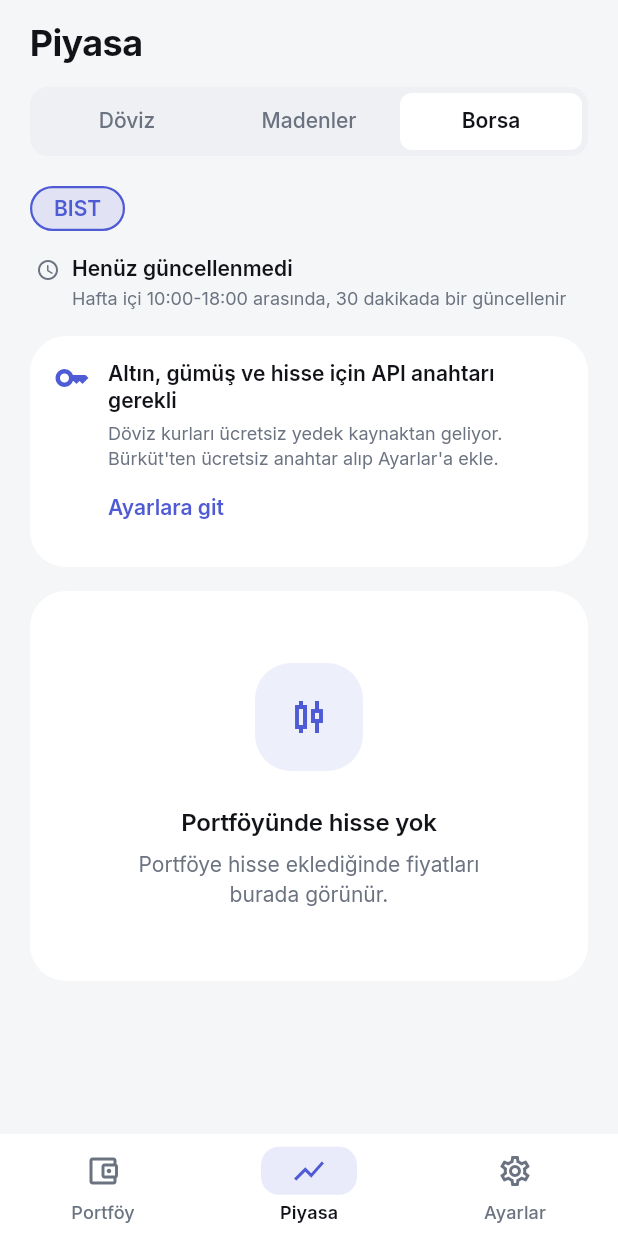
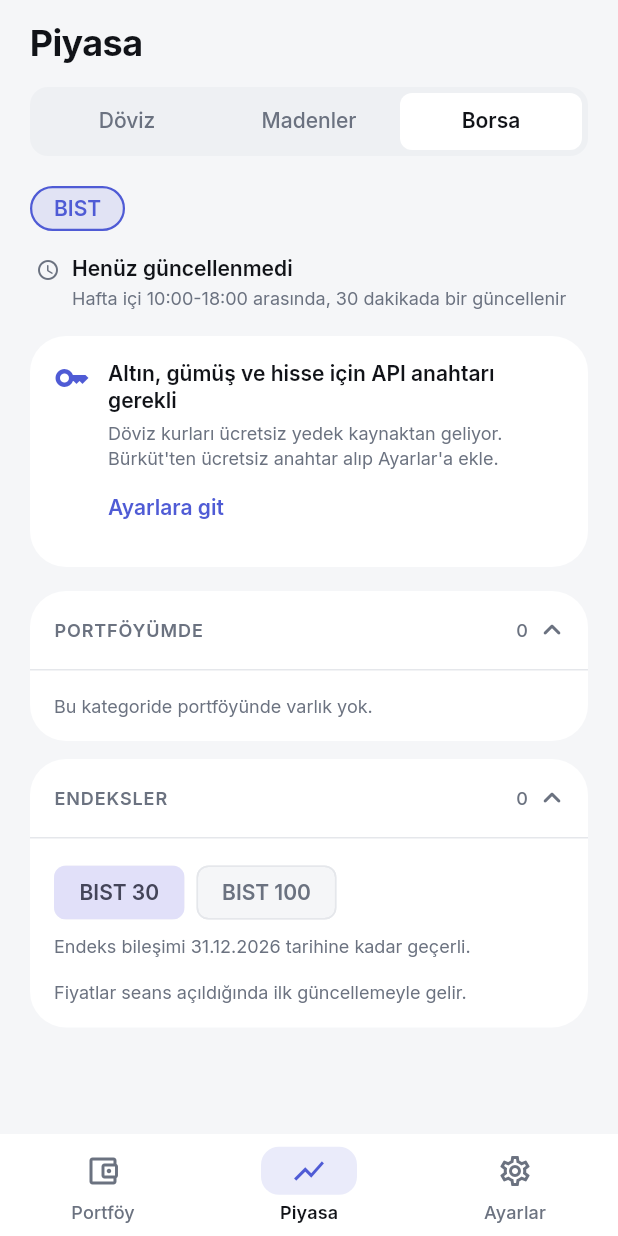
Before and after one commit to oomerkaya/Capira, a Flutter app: the MarketScreen screen opened by its route, tab 3 chosen, on a phone screen of 412 x 824 dp. Run offline on Flutter 3.47's test engine with Material 3 defaults, Android fonts, the phone set to English and light mode, and no system bars; our stand-ins replace decimal, dio, drift, drift_flutter, flutter_riverpod, flutter_secure_storage and 1 more; accounts and stored records are empty; generated files the repository leaves out were written again.

Commit message:
Split market lists into held and all instruments

```diff
--- a/lib/core/l10n/arb/app_tr.arb
+++ b/lib/core/l10n/arb/app_tr.arb
@@ -235,5 +235,36 @@
         "type": "String"
       }
     }
+  },
+  "marketSectionMine": "Portföyümde",
+  "marketSectionAll": "Tümü",
+  "marketSectionIndices": "Endeksler",
+  "marketBist30": "BIST 30",
+  "marketBist100": "BIST 100",
+  "marketNoHoldingsInCategory": "Bu kategoride portföyünde varlık yok.",
+  "marketIndexNoPrices": "Fiyatlar seans açıldığında ilk güncellemeyle gelir.",
+  "marketIndexValidUntil": "Endeks bileşimi {date} tarihine kadar geçerli.",
+  "@marketIndexValidUntil": {
+    "placeholders": {
+      "date": {
+        "type": "String"
+      }
+    }
+  },
+  "marketIndexOutdated": "Endeks listesi {date} tarihli, güncel olmayabilir.",
+  "@marketIndexOutdated": {
+    "placeholders": {
+      "date": {
+        "type": "String"
+      }
+    }
+  },
+  "marketCount": "{count}",
+  "@marketCount": {
+    "placeholders": {
+      "count": {
+        "type": "String"
+      }
+    }
   }
 }
--- /dev/null
+++ b/lib/core/widgets/collapsible_section.dart
@@ -0,0 +1,123 @@
+import 'package:flutter/material.dart';
+import 'package:vestra/core/theme/app_tokens.dart';
+import 'package:vestra/core/utils/formatters.dart';
+import 'package:vestra/core/widgets/app_card.dart';
+
+/// Card with a tappable header that expands/collapses its [child].
+///
+/// The open/closed state survives tab switches via [PageStorage] when a
+/// [storageKey] is given.
+class CollapsibleSection extends StatefulWidget {
+  const CollapsibleSection({
+    required this.title,
+    required this.child,
+    this.trailing,
+    this.initiallyExpanded = true,
+    this.storageKey,
+    super.key,
+  });
+
+  final String title;
+
+  /// Shown next to the chevron, e.g. an item count.
+  final String? trailing;
+  final Widget child;
+  final bool initiallyExpanded;
+  final String? storageKey;
+
+  @override
+  State<CollapsibleSection> createState() => _CollapsibleSectionState();
+}
+
+class _CollapsibleSectionState extends State<CollapsibleSection> {
+  late bool _expanded;
+
+  @override
+  void initState() {
+    super.initState();
+    final key = widget.storageKey;
+    final stored = key == null
+        ? null
+        : PageStorage.maybeOf(context)?.readState(context, identifier: key);
+    _expanded = stored is bool ? stored : widget.initiallyExpanded;
+  }
+
+  void _toggle() {
+    setState(() => _expanded = !_expanded);
+    final key = widget.storageKey;
+    if (key != null) {
+      PageStorage.maybeOf(
+        context,
+      )?.writeState(context, _expanded, identifier: key);
+    }
+  }
+
+  @override
+  Widget build(BuildContext context) {
+    final theme = Theme.of(context);
+    return AppCard(
+      padding: EdgeInsets.zero,
+      child: Column(
+        crossAxisAlignment: CrossAxisAlignment.stretch,
+        children: [
+          Semantics(
+            button: true,
+            expanded: _expanded,
+            child: InkWell(
+              onTap: _toggle,
+              child: Padding(
+                padding: const EdgeInsets.fromLTRB(
+                  AppSpacing.lg,
+                  AppSpacing.md + AppSpacing.xxs,
+                  AppSpacing.md,
+                  AppSpacing.md + AppSpacing.xxs,
+                ),
+                child: Row(
+                  children: [
+                    Expanded(
+                      child: Text(
+                        turkishUpperCase(widget.title),
+                        style: theme.textTheme.labelMedium?.copyWith(
+                          fontWeight: FontWeight.w600,
+                          letterSpacing: 0.6,
+                        ),
+                      ),
+                    ),
+                    if (widget.trailing != null)
+                      Text(
+                        widget.trailing!,
+                        style: theme.textTheme.labelMedium,
+                      ),
+                    const SizedBox(width: AppSpacing.xs),
+                    AnimatedRotation(
+                      turns: _expanded ? 0.5 : 0,
+                      duration: AppDurations.normal,
+                      child: Icon(
+                        Icons.expand_more_rounded,
+                        color: theme.colorScheme.onSurfaceVariant,
+                      ),
+                    ),
+                  ],
+                ),
+              ),
+            ),
+          ),
+          AnimatedSize(
+            duration: AppDurations.normal,
+            curve: Curves.easeOutCubic,
+            alignment: Alignment.topCenter,
+            child: _expanded
+                ? Column(
+                    crossAxisAlignment: CrossAxisAlignment.stretch,
+                    children: [
+                      const Divider(),
+                      widget.child,
+                    ],
+                  )
+                : const SizedBox(width: double.infinity),
+          ),
+        ],
+      ),
+    );
+  }
+}
--- /dev/null
+++ b/lib/features/market/domain/entities/bist_indices.dart
@@ -0,0 +1,32 @@
+/// BIST 30 / BIST 100 constituents for one index period, loaded from
+/// `assets/data/bist_indices.json` (Bürküt has no index data). Borsa
+/// İstanbul reviews the indices quarterly, so the file needs updating.
+class BistIndices {
+  const BistIndices({
+    required this.validUntil,
+    required this.bist30,
+    required this.bist100,
+  });
+
+  factory BistIndices.fromJson(Map<String, dynamic> json) => BistIndices(
+    validUntil: DateTime.parse(json['validUntil'] as String),
+    bist30: {for (final s in json['XU030'] as List<dynamic>) s as String},
+    bist100: {for (final s in json['XU100'] as List<dynamic>) s as String},
+  );
+
+  static final empty = BistIndices(
+    validUntil: DateTime(2000),
+    bist30: const {},
+    bist100: const {},
+  );
+
+  /// Last day of the period the lists were published for.
+  final DateTime validUntil;
+  final Set<String> bist30;
+  final Set<String> bist100;
+
+  /// True after [validUntil]: the composition may have changed.
+  bool isOutdated(DateTime now) => now.isAfter(
+    DateTime(validUntil.year, validUntil.month, validUntil.day + 1),
+  );
+}
--- a/lib/features/market/domain/providers/price_providers.dart
+++ b/lib/features/market/domain/providers/price_providers.dart
@@ -19,9 +19,10 @@ abstract interface class MetalPriceProvider {
   Future<Result<List<Quote>>> fetchPrices();
 }
 
-/// BIST stock prices for the given symbols (batched in one request).
+/// BIST stock prices in one request: the whole market when `symbols` is
+/// `null`, otherwise only those symbols.
 abstract interface class StockPriceProvider {
-  Future<Result<List<Quote>>> fetchQuotes(List<String> symbols);
+  Future<Result<List<Quote>>> fetchQuotes({List<String>? symbols});
 }
 
 /// The whole BIST stock list (symbol + name) for search.
--- a/lib/features/market/market_providers.dart
+++ b/lib/features/market/market_providers.dart
@@ -15,6 +15,7 @@ import 'package:vestra/features/market/data/providers/burkut_price_provider.dart
 import 'package:vestra/features/market/data/providers/frankfurter_fx_provider.dart';
 import 'package:vestra/features/market/data/repositories/market_repository_impl.dart';
 import 'package:vestra/features/market/data/repositories/stock_directory_repository_impl.dart';
+import 'package:vestra/features/market/domain/entities/bist_indices.dart';
 import 'package:vestra/features/market/domain/entities/market_calendar.dart';
 import 'package:vestra/features/market/domain/entities/quota_usage.dart';
 import 'package:vestra/features/market/domain/entities/quote.dart';
@@ -123,3 +124,29 @@ final stockListingsProvider = FutureProvider<List<StockListing>>((ref) async {
     Err(:final failure) => throw failure,
   };
 });
+
+/// BIST 30 / BIST 100 constituents from `assets/data/bist_indices.json`.
+final bistIndicesProvider = FutureProvider<BistIndices>((ref) async {
+  try {
+    final raw = await rootBundle.loadString('assets/data/bist_indices.json');
+    return BistIndices.fromJson(jsonDecode(raw) as Map<String, dynamic>);
+  } on Object catch (error) {
+    AppLogger.warning('bist indices unavailable: $error');
+    return BistIndices.empty;
+  }
+});
+
+enum BistIndex { bist30, bist100 }
+
+/// Which index the Borsa tab lists (kept while the app runs).
+final selectedBistIndexProvider =
+    NotifierProvider<SelectedBistIndex, BistIndex>(SelectedBistIndex.new);
+
+class SelectedBistIndex extends Notifier<BistIndex> {
+  @override
+  BistIndex build() => BistIndex.bist30;
+
+  // A setter would hide intent at call sites.
+  // ignore: use_setters_to_change_properties
+  void select(BistIndex index) => state = index;
+}
--- a/lib/features/market/presentation/widgets/market_category_tab.dart
+++ b/lib/features/market/presentation/widgets/market_category_tab.dart
@@ -7,8 +7,10 @@ import 'package:vestra/core/l10n/l10n.dart';
 import 'package:vestra/core/theme/app_tokens.dart';
 import 'package:vestra/core/utils/formatters.dart';
 import 'package:vestra/core/widgets/app_card.dart';
+import 'package:vestra/core/widgets/collapsible_section.dart';
 import 'package:vestra/core/widgets/empty_state.dart';
 import 'package:vestra/core/widgets/messages.dart';
+import 'package:vestra/features/market/domain/entities/bist_indices.dart';
 import 'package:vestra/features/market/domain/entities/market_calendar.dart';
 import 'package:vestra/features/market/domain/entities/quote.dart';
 import 'package:vestra/features/market/domain/services/refresh_policy.dart';
@@ -16,6 +18,7 @@ import 'package:vestra/features/market/market_providers.dart';
 import 'package:vestra/features/market/presentation/instrument_labels.dart';
 import 'package:vestra/features/market/presentation/price_refresh_controller.dart';
 import 'package:vestra/features/market/presentation/widgets/quote_tile.dart';
+import 'package:vestra/features/portfolio/portfolio_providers.dart';
 
 const String _settingsPath = '/settings';
 
@@ -30,18 +33,26 @@ class MarketCategoryTab extends ConsumerWidget {
   Widget build(BuildContext context, WidgetRef ref) {
     final l10n = context.l10n;
     final allQuotes = ref.watch(quotesProvider).value ?? const <Quote>[];
-    final held = ref.watch(heldStockSymbolsProvider).value ?? const {};
+    final heldInstruments = ref.watch(heldInstrumentsProvider);
     final refresh = ref.watch(priceRefreshControllerProvider);
     final hasKey = ref.watch(burkutKeyProvider).value != null;
     final calendar =
         ref.watch(marketCalendarProvider).value ?? MarketCalendar.empty;
 
-    final quotes = _quotesFor(allQuotes, held);
+    final quotes = _sorted([
+      for (final q in allQuotes)
+        if (QuoteCategory.of(q.instrument.type) == category) q,
+    ]);
+    final mine = [
+      for (final q in quotes)
+        if (heldInstruments.contains(q.instrument)) q,
+    ];
     final isStocks = category == QuoteCategory.stocks;
 
     return RefreshIndicator(
       onRefresh: () => _onPullToRefresh(context, ref, quotes, calendar),
       child: ListView(
+        key: PageStorageKey('market-${category.name}'),
         physics: const AlwaysScrollableScrollPhysics(),
         padding: const EdgeInsets.fromLTRB(
           AppSpacing.screen,
@@ -62,33 +73,35 @@ class MarketCategoryTab extends ConsumerWidget {
           ),
           ?_notice(l10n, refresh, hasKey: hasKey),
           const SizedBox(height: AppSpacing.lg),
-          if (quotes.isEmpty)
+          if (quotes.isEmpty && !isStocks)
             AppCard(
-              child: isStocks && held.isEmpty
-                  ? EmptyState(
-                      icon: Icons.candlestick_chart_outlined,
-                      title: l10n.marketStocksEmptyTitle,
-                      message: l10n.marketStocksEmptyMessage,
-                    )
-                  : EmptyState(
-                      icon: Icons.candlestick_chart_outlined,
-                      title: l10n.marketEmptyTitle,
-                      message: l10n.marketEmptyMessage,
-                    ),
+              child: EmptyState(
+                icon: Icons.candlestick_chart_outlined,
+                title: l10n.marketEmptyTitle,
+                message: l10n.marketEmptyMessage,
+              ),
             )
-          else
-            AppCard(
-              padding: const EdgeInsets.symmetric(vertical: AppSpacing.xs),
-              child: Column(
-                children: [
-                  for (final (i, quote) in quotes.indexed) ...[
-                    if (i > 0)
-                      const Divider(indent: 72, endIndent: AppSpacing.lg),
-                    QuoteTile(quote: quote),
-                  ],
-                ],
+          else ...[
+            CollapsibleSection(
+              title: l10n.marketSectionMine,
+              trailing: mine.length.toString(),
+              storageKey: 'market-${category.name}-mine',
+              child: mine.isEmpty
+                  ? _Hint(l10n.marketNoHoldingsInCategory)
+                  : _QuoteList(quotes: mine),
+            ),
+            const SizedBox(height: AppSpacing.md),
+            if (isStocks)
+              _IndexSection(quotes: quotes, initiallyExpanded: mine.isEmpty)
+            else
+              CollapsibleSection(
+                title: l10n.marketSectionAll,
+                trailing: quotes.length.toString(),
+                initiallyExpanded: mine.isEmpty,
+                storageKey: 'market-${category.name}-all',
+                child: _QuoteList(quotes: quotes),
               ),
-            ),
+          ],
         ],
       ),
     );
@@ -121,14 +134,8 @@ class MarketCategoryTab extends ConsumerWidget {
     messenger.showMessage(message);
   }
 
-  List<Quote> _quotesFor(List<Quote> all, Set<String> held) {
-    return [
-      for (final q in all)
-        if (QuoteCategory.of(q.instrument.type) == category)
-          if (category != QuoteCategory.stocks ||
-              held.contains(q.instrument.code))
-            q,
-    ]..sort((a, b) {
+  static List<Quote> _sorted(List<Quote> quotes) => quotes
+    ..sort((a, b) {
       final byOrder = instrumentOrder(
         a.instrument,
       ).compareTo(instrumentOrder(b.instrument));
@@ -138,7 +145,6 @@ class MarketCategoryTab extends ConsumerWidget {
           ? byType
           : a.instrument.code.compareTo(b.instrument.code);
     });
-  }
 
   Widget? _notice(
     AppLocalizations l10n,
@@ -352,3 +358,113 @@ class _ExchangeSelector extends StatelessWidget {
     );
   }
 }
+
+class _QuoteList extends StatelessWidget {
+  const _QuoteList({required this.quotes});
+
+  final List<Quote> quotes;
+
+  @override
+  Widget build(BuildContext context) {
+    return Column(
+      children: [
+        for (final (i, quote) in quotes.indexed) ...[
+          if (i > 0) const Divider(indent: 72, endIndent: AppSpacing.lg),
+          QuoteTile(quote: quote),
+        ],
+      ],
+    );
+  }
+}
+
+class _Hint extends StatelessWidget {
+  const _Hint(this.text);
+
+  final String text;
+
+  @override
+  Widget build(BuildContext context) => Padding(
+    padding: const EdgeInsets.all(AppSpacing.lg),
+    child: Text(text, style: Theme.of(context).textTheme.bodySmall),
+  );
+}
+
+/// BIST 30 / BIST 100 list with a selector. Constituents come from the
+/// bundled `bist_indices.json`; prices from the cached market snapshot.
+class _IndexSection extends ConsumerWidget {
+  const _IndexSection({required this.quotes, required this.initiallyExpanded});
+
+  final List<Quote> quotes;
+  final bool initiallyExpanded;
+
+  @override
+  Widget build(BuildContext context, WidgetRef ref) {
+    final l10n = context.l10n;
+    final theme = Theme.of(context);
+    final indices = ref.watch(bistIndicesProvider).value ?? BistIndices.empty;
+    final selected = ref.watch(selectedBistIndexProvider);
+    final members = selected == BistIndex.bist30
+        ? indices.bist30
+        : indices.bist100;
+    final listed = [
+      for (final q in quotes)
+        if (members.contains(q.instrument.code)) q,
+    ];
+    final until = indices.validUntil;
+    final date =
+        '${until.day.toString().padLeft(2, '0')}.'
+        '${until.month.toString().padLeft(2, '0')}.${until.year}';
+
+    return CollapsibleSection(
+      title: l10n.marketSectionIndices,
+      trailing: listed.length.toString(),
+      initiallyExpanded: initiallyExpanded,
+      storageKey: 'market-stocks-indices',
+      child: Column(
+        crossAxisAlignment: CrossAxisAlignment.stretch,
+        children: [
+          Padding(
+            padding: const EdgeInsets.fromLTRB(
+              AppSpacing.lg,
+              AppSpacing.md,
+              AppSpacing.lg,
+              AppSpacing.xs,
+            ),
+            child: Wrap(
+              spacing: AppSpacing.sm,
+              children: [
+                for (final (index, label) in [
+                  (BistIndex.bist30, l10n.marketBist30),
+                  (BistIndex.bist100, l10n.marketBist100),
+                ])
+                  ChoiceChip(
+                    label: Text(label),
+                    selected: selected == index,
+                    showCheckmark: false,
+                    onSelected: (_) => ref
+                        .read(selectedBistIndexProvider.notifier)
+                        .select(index),
+                  ),
+              ],
+            ),
+          ),
+          Padding(
+            padding: const EdgeInsets.symmetric(horizontal: AppSpacing.lg),
+            child: Text(
+              indices.isOutdated(DateTime.now())
+                  ? l10n.marketIndexOutdated(date)
+                  : l10n.marketIndexValidUntil(date),
+              style: theme.textTheme.bodySmall,
+            ),
+          ),
+          if (listed.isEmpty)
+            _Hint(l10n.marketIndexNoPrices)
+          else ...[
+            const SizedBox(height: AppSpacing.xs),
+            _QuoteList(quotes: listed),
+          ],
+        ],
+      ),
+    );
+  }
+}
--- a/lib/features/portfolio/portfolio_providers.dart
+++ b/lib/features/portfolio/portfolio_providers.dart
@@ -1,6 +1,8 @@
+import 'package:decimal/decimal.dart';
 import 'package:flutter_riverpod/flutter_riverpod.dart';
 import 'package:flutter_riverpod/misc.dart';
 import 'package:vestra/core/di/database_provider.dart';
+import 'package:vestra/core/domain/instrument.dart';
 import 'package:vestra/core/error/result.dart';
 import 'package:vestra/features/market/domain/entities/quote.dart';
 import 'package:vestra/features/market/market_providers.dart';
@@ -92,3 +94,11 @@ assetTransactionsProvider = StreamProvider.family<List<AssetTransaction>, int>(
         },
       ),
 );
+
+/// Instruments currently held (quantity > 0), for "Portföyümde" lists.
+final heldInstrumentsProvider = Provider<Set<Instrument>>(
+  (ref) => {
+    for (final h in ref.watch(holdingsProvider).value ?? const <Holding>[])
+      if (h.quantity > Decimal.zero) (type: h.asset.type, code: h.asset.code),
+  },
+);
--- a/pubspec.yaml
+++ b/pubspec.yaml
@@ -49,3 +49,4 @@ flutter:
   assets:
     - assets/fonts/inter/OFL.txt
     - assets/data/market_holidays.json
+    - assets/data/bist_indices.json
```
Also changed, not shown: assets/data/bist_indices.json (added, +140 -0 lines), lib/features/market/data/datasources/burkut_remote_data_source.dart (+8 -4 lines), lib/features/market/data/providers/burkut_price_provider.dart (+7 -3 lines), lib/features/market/data/repositories/market_repository_impl.dart (+6 -5 lines), lib/features/market/domain/repositories/market_repository.dart (+4 -3 lines), lib/features/market/presentation/price_refresh_controller.dart (+19 -14 lines), lib/features/market/presentation/widgets/quote_tile.dart (+7 -1 lines), lib/core/l10n/generated/app_localizations.dart, lib/core/l10n/generated/app_localizations_tr.dart.
